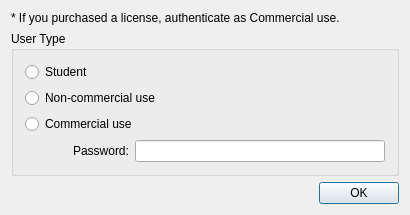
Old version of the form viMarkdown/src/UserAuthDialog.ui in the repository vivisuke/viMarkdown.
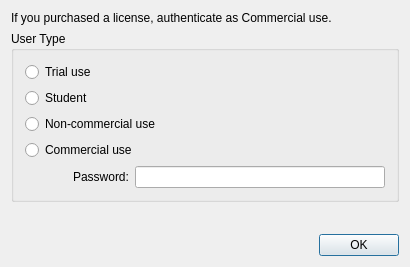
New version of the form.

Diff of the .ui file:
```diff
--- a/viMarkdown/src/UserAuthDialog.ui
+++ b/viMarkdown/src/UserAuthDialog.ui
@@ -7,7 +7,7 @@
     <x>0</x>
     <y>0</y>
     <width>410</width>
-    <height>212</height>
+    <height>267</height>
    </rect>
   </property>
   <property name="windowTitle">
@@ -17,7 +17,7 @@
    <item>
     <widget class="QLabel" name="messLabel">
      <property name="text">
-      <string>* If you purchased a license, authenticate as Commercial use.</string>
+      <string>If you purchased a license, authenticate as Commercial use.</string>
      </property>
     </widget>
    </item>
@@ -29,6 +29,13 @@
         <string>User Type</string>
        </property>
        <layout class="QVBoxLayout" name="verticalLayout_2">
+        <item>
+         <widget class="QRadioButton" name="radioButton_4">
+          <property name="text">
+           <string>Trial use</string>
+          </property>
+         </widget>
+        </item>
         <item>
          <widget class="QRadioButton" name="radioButton">
           <property name="text">
```
